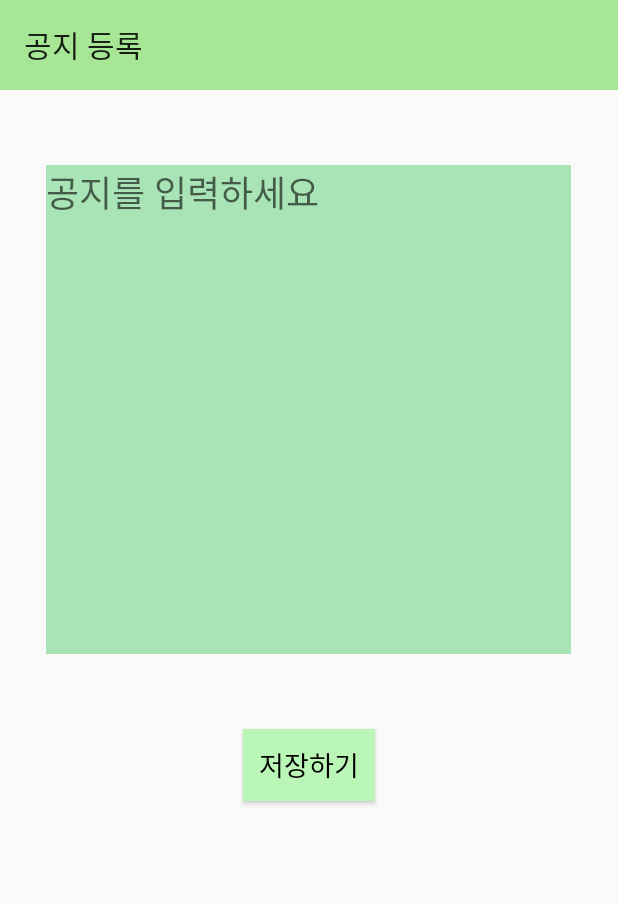
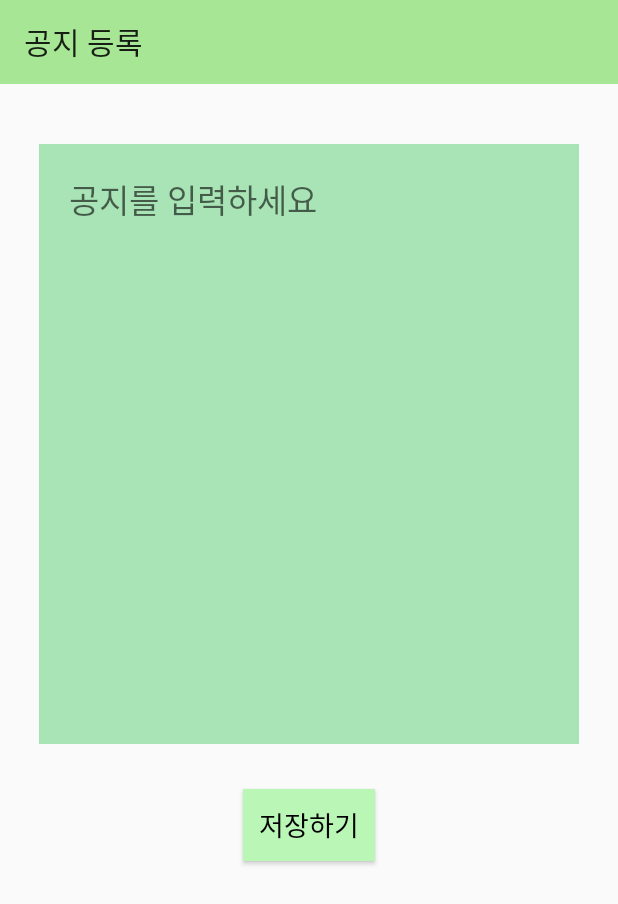
Before and after one commit to ProjectInTheClass/ParcelNoticeManager, an Android app: the NoticeActivity screen opened directly, with no data from a screen before it, after a tap on "저장하기", on a phone screen of 412 x 824 dp. Shown: the top 904 px of the screen. Run offline under Robolectric (Android 15) with nearby library versions, the light colour scheme and no system bars.

Commit message:
공지 수정

```diff
--- a/app/src/main/java/com/eos/parcelnoticemanager/custom_dialog/ParcelDetailDialog.java
+++ b/app/src/main/java/com/eos/parcelnoticemanager/custom_dialog/ParcelDetailDialog.java
@@ -68,7 +68,7 @@ public class ParcelDetailDialog extends Dialog {
                 callGetResponse.enqueue(new Callback<ResponseData>() {
                     @Override
                     public void onResponse(Call<ResponseData> call, Response<ResponseData> response) {
-                        Toast.makeText(context,response.body().getMessage(),Toast.LENGTH_SHORT).show();
+                        Toast.makeText(context,"틍록되었습니다.",Toast.LENGTH_SHORT).show();
                     }
 
                     @Override
--- a/app/src/main/java/com/eos/parcelnoticemanager/retrofit/NoticeApi.java
+++ b/app/src/main/java/com/eos/parcelnoticemanager/retrofit/NoticeApi.java
@@ -21,7 +21,7 @@ public interface NoticeApi {
     @POST("sagam/notice/add")
     Call<ResponseData> add_notice(@Header("token") String token, @Body JsonObject jsonObject);
 
-    @DELETE("sagan/notice/delete")
+    @DELETE("sagam/notice/delete")
     Call<ResponseData> delete_notice(@Header("token") String token, @Query("notice") int notice);
 
 }
--- a/app/src/main/java/com/eos/parcelnoticemanager/tools/NoticeActivity.java
+++ b/app/src/main/java/com/eos/parcelnoticemanager/tools/NoticeActivity.java
@@ -42,10 +42,10 @@ public class NoticeActivity extends AppCompatActivity {
 
         init();
 
-        et_notice.addTextChangedListener(new TextWatcher() {
+/*        et_notice.addTextChangedListener(new TextWatcher() {
             @Override
             public void beforeTextChanged(CharSequence charSequence, int i, int i1, int i2) {
-               // et_notice.setText(notice.getContents());
+                et_notice.setText(notice.getContents());
             }
             @Override
             public void onTextChanged(CharSequence charSequence, int i, int i1, int i2) {
@@ -54,29 +54,23 @@ public class NoticeActivity extends AppCompatActivity {
             public void afterTextChanged(Editable editable) {
                 et_notice.setText(editable.toString());
             }
-        });
+        });*/
 
 
-        btn_save.setOnClickListener(new View.OnClickListener() {
-            @Override
-            public void onClick(View v) {
-                notice.setContents(et_notice.getText().toString());
-                saveNotice();
-            }
-        });
     }
 
     private void saveNotice() {
-        Call<ResponseData> call = noticeApi.delete_notice(pref.getString("token",""),notice.getId());
+        if(notice!=null) {
+            Call<ResponseData> call = noticeApi.delete_notice(pref.getString("token", ""), notice.getId());
             call.enqueue(new Callback<ResponseData>() {
                 @Override
-            public void onResponse(Call<ResponseData> call, Response<ResponseData> response) { }
+                public void onResponse(Call<ResponseData> call, Response<ResponseData> response) {}
                 @Override
-            public void onFailure(Call<ResponseData> call, Throwable t) { }
+                public void onFailure(Call<ResponseData> call, Throwable t) {}
             });
-
+        }
         JsonObject json = new JsonObject();
-        json.addProperty("contexts",notice.getContents());
+        json.addProperty("contents",et_notice.getText().toString());
         Call<ResponseData> callAdd = noticeApi.add_notice(pref.getString("token",""),json);
         callAdd.enqueue(new Callback<ResponseData>() {
             @Override
@@ -85,9 +79,7 @@ public class NoticeActivity extends AppCompatActivity {
             }
 
             @Override
-            public void onFailure(Call<ResponseData> call, Throwable t) {
-
-            }
+            public void onFailure(Call<ResponseData> call, Throwable t) {  }
         });
     }
 
@@ -106,13 +98,21 @@ public class NoticeActivity extends AppCompatActivity {
         callNotice.enqueue(new Callback<List<NoticeData>>() {
             @Override
             public void onResponse(Call<List<NoticeData>> call, Response<List<NoticeData>> response) {
+                if(response.body().size()!=0) {
                     notice = response.body().get(0);
                     et_notice.setText(notice.getContents());
-
                 }
-
+            }
             @Override
             public void onFailure(Call<List<NoticeData>> call, Throwable t) {  }
         });
+
+
+        btn_save.setOnClickListener(new View.OnClickListener() {
+            @Override
+            public void onClick(View v) {
+                saveNotice();
+            }
+        });
     }
 }
--- a/app/src/main/res/layout/activity_notice.xml
+++ b/app/src/main/res/layout/activity_notice.xml
@@ -1,49 +1,70 @@
 <?xml version="1.0" encoding="utf-8"?>
-<LinearLayout
+<androidx.constraintlayout.widget.ConstraintLayout
     xmlns:android="http://schemas.android.com/apk/res/android"
     xmlns:app="http://schemas.android.com/apk/res-auto"
     xmlns:tools="http://schemas.android.com/tools"
     android:layout_width="match_parent"
     android:layout_height="match_parent"
-    android:orientation="vertical"
     tools:context=".tools.NoticeActivity">
 
     <androidx.appcompat.widget.Toolbar
-        android:id="@+id/toolBar_notice"
+        android:id="@+id/parcel_toolbar"
         android:layout_width="match_parent"
-        android:layout_gravity="center"
-        android:layout_height="60dp"
-        android:background="@color/colorPrimary"
+        android:layout_height="wrap_content"
+        android:background="?attr/colorPrimary"
+        android:minHeight="?attr/actionBarSize"
+        android:theme="?attr/actionBarTheme"
         app:title="공지 등록"
-        android:theme="@style/ToolbarTheme"/>
+        app:layout_constraintEnd_toEndOf="parent"
+        app:layout_constraintStart_toStartOf="parent"
+        app:layout_constraintTop_toTopOf="parent" />
+
+
+    <TextView
+        android:id="@+id/textView_background"
+        android:layout_width="360dp"
+        android:layout_height="400dp"
+        android:layout_marginTop="40dp"
+        android:gravity="center"
+        android:background="@color/colorPrimaryDark"
+        app:layout_constraintEnd_toEndOf="parent"
+        app:layout_constraintStart_toStartOf="parent"
+        app:layout_constraintTop_toBottomOf="@+id/parcel_toolbar" />
 
     <EditText
         android:id="@+id/editText_notice"
-        android:layout_width="350dp"
-        android:layout_height="326dp"
+        android:layout_width="320dp"
+        android:layout_height="360dp"
+        android:layout_marginTop="60dp"
         android:layout_gravity="center"
-        android:layout_marginTop="50dp"
         android:background="@color/colorPrimaryDark"
+        android:fontFamily="@font/nexon_gothic_lv1_bold"
+        android:lineSpacingExtra="15dp"
+        android:gravity="top"
         android:hint="공지를 입력하세요"
-        android:gravity="top"
         android:textColor="#000000"
-        android:textSize="24dp"
-        android:fontFamily="@font/nexon_gothic_lv1_bold"/>
-
+        android:textSize="22dp"
+        app:layout_constraintEnd_toEndOf="parent"
+        app:layout_constraintStart_toStartOf="parent"
+        app:layout_constraintTop_toBottomOf="@+id/parcel_toolbar" />
 
     <Button
         android:id="@+id/button_save"
         android:layout_width="wrap_content"
         android:layout_height="wrap_content"
         android:layout_gravity="center"
-        android:layout_marginTop="50dp"
+        android:layout_marginTop="30dp"
         android:background="@color/colorAccent"
+        android:fontFamily="@font/nexon_gothic_lv1_bold"
         android:shadowColor="#FFFFFF"
         android:text="저장하기"
         android:textColor="#000000"
         android:textColorHighlight="#F4F6F6"
         android:textColorHint="#009688"
         android:textSize="18dp"
-        android:fontFamily="@font/nexon_gothic_lv1_bold"/>
+        app:layout_constraintEnd_toEndOf="parent"
+        app:layout_constraintStart_toStartOf="parent"
+        app:layout_constraintTop_toBottomOf="@+id/textView_background" />
 
-</LinearLayout>
+
+</androidx.constraintlayout.widget.ConstraintLayout>
```
Lines whose indentation alone changed are shown as unchanged.
